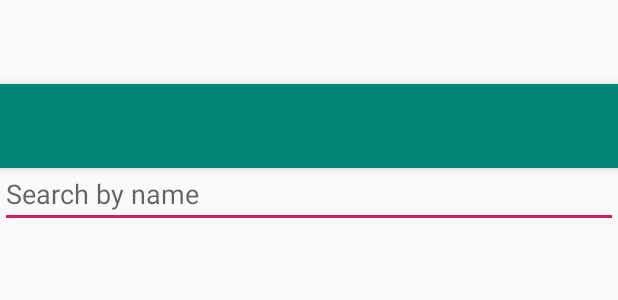
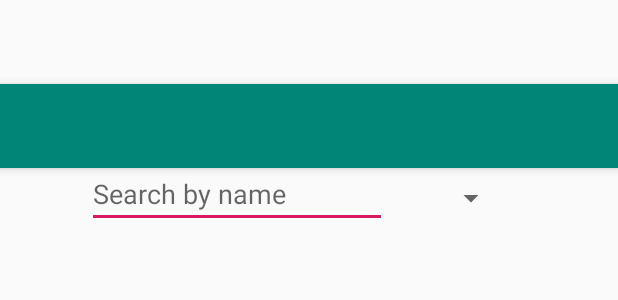
Before and after one commit to limesplash/BreakingBadExample, an Android app: the layout activity_item_list.xml on its own in the app's theme, with its tools: preview values and no code run, on a phone screen of 412 x 824 dp. Shown: the top 300 px of the screen. Run offline under Robolectric (Android 15) with nearby library versions, the phone set to English and light mode, and no system bars.

Commit message:
initial commit

```diff
--- a/app/src/main/java/com/limesplash/breakingbadexample/view/MviBBCharactersView.kt
+++ b/app/src/main/java/com/limesplash/breakingbadexample/view/MviBBCharactersView.kt
@@ -8,7 +8,8 @@ import io.reactivex.Observable
 interface MviBBCharactersView:MvpView {
     fun emitFirstTimeLoadEvent(): Observable<Boolean>
     fun emitSelectCharacterEvent(): Observable<Character>
-    fun emitSearchedCharaterName(): Observable<String>
+    fun emitSearchedCharacterName(): Observable<String>
+    fun emitSearchedSeason(): Observable<String>
     fun updateViewState(charactersViewState: CharactersViewState)
 //    fun displayCharacterDetails(character: Character)
 
--- a/app/src/main/res/layout/activity_item_list.xml
+++ b/app/src/main/res/layout/activity_item_list.xml
@@ -25,12 +25,29 @@
         android:id="@+id/frameLayout"
         android:layout_width="match_parent"
         android:layout_height="match_parent"
+        android:gravity="center"
         app:layout_behavior="@string/appbar_scrolling_view_behavior">
 
-        <EditText
-            android:id="@+id/search"
+
+        <LinearLayout
             android:layout_width="match_parent"
-            android:layout_height="40dp" android:hint="Search by name" />
+            android:layout_height="wrap_content"
+            android:gravity="center">
+            <EditText
+                android:id="@+id/search"
+                android:layout_width="200dp"
+                android:layout_marginRight="40dp"
+                android:layout_height="40dp" android:hint="Search by name" />
+
+            <Spinner
+                android:layout_width="40dp"
+                android:layout_height="wrap_content"
+                android:entries="@array/bb_seasons"
+                android:layout_marginRight="@dimen/text_margin"
+
+                android:id="@+id/seasons"/>
+
+        </LinearLayout>
 
         <include layout="@layout/item_list"
             android:layout_marginTop="50dp"
--- a/app/src/main/res/values/strings.xml
+++ b/app/src/main/res/values/strings.xml
@@ -1,4 +1,13 @@
 <resources>
     <string name="app_name">BreakingBadExample</string>
     <string name="title_item_detail">Character Details</string>
+
+    <string-array name="bb_seasons">
+        <item></item>
+        <item>1</item>
+        <item>2</item>
+        <item>3</item>
+        <item>4</item>m>
+        <item>5</item>
+    </string-array>
 </resources>
```
Also changed, not shown: app/src/main/java/com/limesplash/breakingbadexample/presenter/MviCharactersPresenter.kt (+16 -2 lines), app/src/main/java/com/limesplash/breakingbadexample/view/CharactersListActivity.kt (+11 -4 lines).
